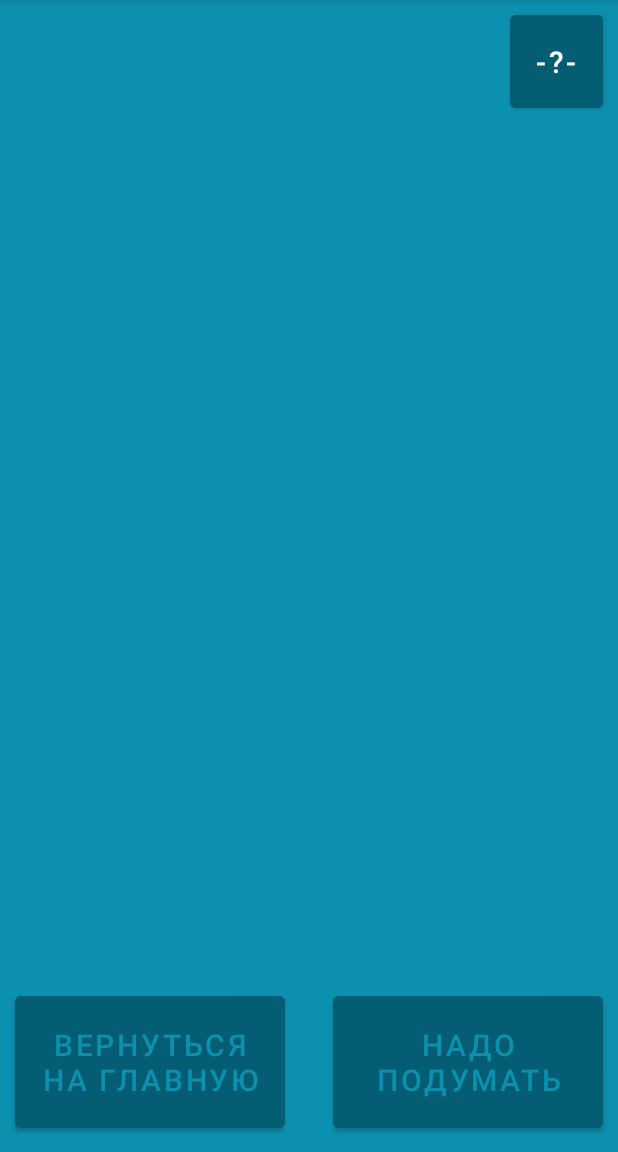
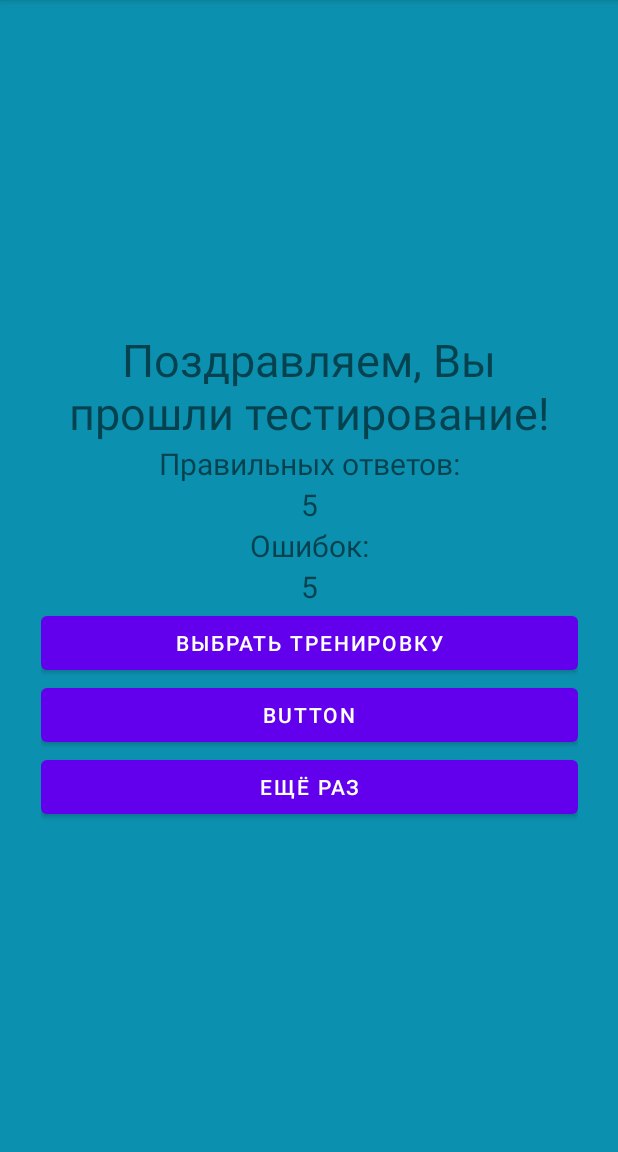
Before and after one commit to Mike-Tigrov/CapitalCountry, an Android app: the Result screen opened directly, with no data from a screen before it, on a phone screen of 412 x 824 dp, the part 84-1236 px from its top. Run offline under Robolectric (Android 15) with nearby library versions, the phone set to English and light mode, and no system bars.

Commit message:
Add some text, add many code and add dialog for regards.

```diff
--- a/app/src/main/AndroidManifest.xml
+++ b/app/src/main/AndroidManifest.xml
@@ -17,7 +17,7 @@
             android:name=".Result"
             android:exported="false" />
         <activity
-            android:name=".Tren_2"
+            android:name=".Tren_20"
             android:exported="false" />
         <activity
             android:name=".Tren1"
--- a/app/src/main/java/mike/kor/capitalcountry/ListTren.java
+++ b/app/src/main/java/mike/kor/capitalcountry/ListTren.java
@@ -32,7 +32,7 @@ public class ListTren extends AppCompatActivity {
         startActivity(intent);
     }
     public void goToTren2 (View v){
-        Intent intent = new Intent(this, Tren_2.class);
+        Intent intent = new Intent(this, Tren_20.class);
         startActivity(intent);
     }
 }
--- a/app/src/main/java/mike/kor/capitalcountry/Result.java
+++ b/app/src/main/java/mike/kor/capitalcountry/Result.java
@@ -3,26 +3,55 @@ package mike.kor.capitalcountry;
 import android.content.Intent;
 import android.os.Bundle;
 import android.view.View;
+import android.widget.TextView;
 
 import androidx.appcompat.app.AppCompatActivity;
 
 public class Result extends AppCompatActivity {
 
+    //Это страница результата. Здесь будет основой текст - поздравление с окончанием теста, 4 пункта и 2 кнопки
+
+//Создаём 2 текстовых поля для вывода числовых значений правильных и неправильных ответов:
+private TextView result_2;
+    private TextView result_4;
+
+//41.1.Создаём 2 переменные для вывода числовых значений правильных и неправильных ответов:
+// num_correct num_incorrect
+    int num_correct;
+    int num_incorrect;
+
     @Override
     protected void onCreate(Bundle savedInstanceState) {
         super.onCreate(savedInstanceState);
         setContentView(R.layout.act_result);
+
+        //42.Инициализируем счётчики правильных и неправильных ответов
+        num_correct = 5;
+        num_incorrect = 5;
+
+        //43.Подключаем виджеты полей @+id/num_correct and @+id/num_incorrect для вывода количества
+// правильных и ошибочных ответов
+        String numCorr = Integer.toString(num_correct);
+        //где result_2 - имя переменной с типом TextView,   result_2 - имя текстового поля в разметке,
+        result_2 = (TextView) findViewById(R.id.result_2);
+        result_2.setText(numCorr);
+
+        String numInCorr = Integer.toString(num_incorrect);
+        result_4 = (TextView) findViewById(R.id.result_4);
+        result_4.setText(numInCorr);
+
     }
     public void countryState(View v){
         Intent intent = new Intent(this, SpisokStran.class);
         startActivity(intent);
     }
-    public void prompt (View v){
-        Intent intent = new Intent(this, Prompt.class);
+
+    public void goToListTren(View v){
+        Intent intent = new Intent(this, ListTren.class);
         startActivity(intent);
     }
-    public void goToMain (View v){
-        Intent intent = new Intent(this, MainActivity.class);
+    public void goToTren20(View v){
+        Intent intent = new Intent(this, Tren_20.class);
         startActivity(intent);
     }
 }
--- a/app/src/main/java/mike/kor/capitalcountry/Tren_2.java
+++ b/app/src/main/java/mike/kor/capitalcountry/Tren_20.java
@@ -1,5 +1,6 @@
 package mike.kor.capitalcountry;
 
+import android.app.Dialog;
 import android.content.Intent;
 import android.os.Bundle;
 import android.view.View;
@@ -13,7 +14,7 @@ import java.util.Random;
 import mike.kor.capitalcountry.model.Capital;
 import mike.kor.capitalcountry.model.Country;
 
-public class Tren_2 extends AppCompatActivity {
+public class Tren_20 extends AppCompatActivity {
 
     //1.Присваиваем кнопке из activity_tren_2.xml значение @+id/roll_button (это на вкладке activity_tren_2.xml)
 //2.Присваиваем текстовому полю из activity_tren_2.xml значение @+id/roll_text (это на вкладке activity_tren_2.xml)
@@ -30,9 +31,7 @@ public class Tren_2 extends AppCompatActivity {
 
     private Button but_cap_4;
 
-    //30.Создаём 2 переменные: количество правильных и неправильных ответов
-    private int correct;
-    private int incorrect;
+    //30.удалено
 
     //Создаём 2 тестовые временные переменные для показа на экран значений, которые выдаёт программа
     private TextView show_1;
@@ -152,7 +151,21 @@ public class Tren_2 extends AppCompatActivity {
         //И добавляем условие, чтобы переменные не дублировались
         int temp_1 = ind_cou;
 
-        //37.удалён
+        //42.Создаём диалоговое окно для вывода результатов прохождения теста
+        //Создали новый диалог, он будет возникать в данной активности
+        Dialog dialog = new Dialog(this);
+        //Разметку окна диалога загружаем из act_result.xml
+        dialog.setContentView(R.layout.act_result);
+
+        //Первый текст, количество правильных ответов, ставим в это поле №1
+                /*
+        TextView text = (TextView) dialog.findViewById(R.id.result_1);
+        //Текст первого поля берём из файла strings
+        text.setText(R.string.result_1);
+
+         */
+
+
 
 
 
@@ -245,6 +258,8 @@ num_incorrect = 0;
         num_incorrect_t = (TextView) findViewById(R.id.num_incorrect);
         num_incorrect_t.setText(numInCorr);
 
+
+
         //Первая кнопка с выбором столицы
         but_cap_1.setOnClickListener(new View.OnClickListener() {
             @Override
@@ -306,14 +321,10 @@ num_incorrect = 0;
 //Окончание тренировки. Суммируем количество правильных и неправильных ответов. И когда получается
 // число = 20, то мы останавливаем тренировку. Выводим на экран, вместо Страны - Поздравление,
 // вместо столиц - количество правильных и неправильных ответов. Но лучше - чтобы было перенаправление на другую страницу с результатом
-if ((num_correct + num_incorrect) == 20) {
-
-        Intent intent = new Intent(Tren_2.java, Result.class);
-        startActivity(intent);
-        finish();
-
-
-}
+                int sum = (num_correct + num_incorrect);
+                if (sum > 5) {
+                    dialog.show();
+                }
 
 
 
--- a/app/src/main/res/layout/act_result.xml
+++ b/app/src/main/res/layout/act_result.xml
@@ -9,48 +9,74 @@
     tools:context=".Result">
 
 
-    <Button
-        android:id="@+id/button_work"
-        android:layout_width="180dp"
-        android:layout_height="100dp"
-        android:layout_marginStart="10dp"
-        android:layout_marginBottom="10dp"
-        android:backgroundTint="@color/ButtonBg"
-        android:onClick="goToMain"
-        android:text="@string/ToMain"
-        android:textColor="@color/BgColor"
-        android:textSize="20sp"
+    <LinearLayout
+        android:layout_width="358dp"
+        android:layout_height="475dp"
+        android:gravity="center"
+        android:orientation="vertical"
         app:layout_constraintBottom_toBottomOf="parent"
-        app:layout_constraintStart_toStartOf="parent" />
+        app:layout_constraintEnd_toEndOf="parent"
+        app:layout_constraintStart_toStartOf="parent"
+        app:layout_constraintTop_toTopOf="parent">
 
-    <Button
-        android:id="@+id/button_prompt"
-        android:layout_width="62dp"
-        android:layout_height="62dp"
-        android:layout_marginTop="10dp"
-        android:layout_marginEnd="10dp"
-        android:backgroundTint="@color/ButtonBg"
-        android:insetTop="0dp"
-        android:insetBottom="0dp"
-        android:onClick="prompt"
-        android:text="@string/ButtonPrompt"
-        android:textColor="@color/white"
-        android:textSize="20sp"
-        app:layout_constraintEnd_toEndOf="parent"
-        app:layout_constraintTop_toTopOf="parent" />
+        <TextView
+            android:id="@+id/result_main"
+            android:layout_width="match_parent"
+            android:layout_height="wrap_content"
+            android:gravity="center"
+            android:text="@string/result_main"
+            android:textSize="30sp" />
 
-    <Button
-        android:id="@+id/button_List_Country"
-        android:layout_width="180dp"
-        android:layout_height="100dp"
-        android:layout_marginEnd="10dp"
-        android:layout_marginBottom="10dp"
-        android:backgroundTint="@color/ButtonBg"
-        android:onClick="countryState"
-        android:text="@string/ButtonStudy"
-        android:textColor="@color/BgColor"
-        android:textSize="20sp"
-        app:layout_constraintBottom_toBottomOf="parent"
-        app:layout_constraintEnd_toEndOf="parent" />
+        <TextView
+            android:id="@+id/result_1"
+            android:layout_width="match_parent"
+            android:layout_height="wrap_content"
+            android:gravity="center"
+            android:text="@string/result_1"
+            android:textSize="20sp" />
+
+        <TextView
+            android:id="@+id/result_2"
+            android:layout_width="match_parent"
+            android:layout_height="wrap_content"
+            android:gravity="center"
+
+            android:textSize="20sp" />
+
+        <TextView
+            android:id="@+id/result_3"
+            android:layout_width="match_parent"
+            android:layout_height="wrap_content"
+            android:gravity="center"
+            android:text="@string/result_3"
+            android:textSize="20sp" />
+
+        <TextView
+            android:id="@+id/result_4"
+            android:layout_width="match_parent"
+            android:layout_height="wrap_content"
+            android:gravity="center"
+
+            android:textSize="20sp" />
+
+        <Button
+            android:id="@+id/button4"
+            android:layout_width="match_parent"
+            android:layout_height="wrap_content"
+            android:text="@string/button_back" />
+
+        <Button
+            android:id="@+id/button5"
+            android:layout_width="match_parent"
+            android:layout_height="wrap_content"
+            android:text="Button" />
+
+        <Button
+            android:id="@+id/button6"
+            android:layout_width="match_parent"
+            android:layout_height="wrap_content"
+            android:text="@string/button_repeat" />
+
+    </LinearLayout>
 
 </androidx.constraintlayout.widget.ConstraintLayout>
--- a/app/src/main/res/layout/activity_country_list.xml
+++ b/app/src/main/res/layout/activity_country_list.xml
@@ -27,7 +27,7 @@
         android:layout_height="100dp"
         android:layout_marginBottom="10dp"
         android:backgroundTint="@color/ButtonBg"
-        android:onClick="goToMain"
+        android:onClick="goToListTren"
         android:text="@string/ToMain"
         android:textColor="#00B8D4"
         android:textSize="20sp"
--- a/app/src/main/res/layout/activity_tren1.xml
+++ b/app/src/main/res/layout/activity_tren1.xml
@@ -48,7 +48,7 @@
         android:layout_marginStart="10dp"
         android:layout_marginBottom="10dp"
         android:backgroundTint="@color/ButtonBg"
-        android:onClick="goToMain"
+        android:onClick="goToListTren"
         android:text="@string/ToMain"
         android:textColor="@color/BgColor"
         android:textSize="20sp"
--- a/app/src/main/res/layout/activity_tren_2.xml
+++ b/app/src/main/res/layout/activity_tren_2.xml
@@ -6,7 +6,7 @@
     android:layout_width="match_parent"
     android:layout_height="match_parent"
     android:background="@color/BgColor"
-    tools:context=".Tren_2">
+    tools:context=".Tren_20">
 
 
     <Button
@@ -16,7 +16,7 @@
         android:layout_marginStart="10dp"
         android:layout_marginBottom="10dp"
         android:backgroundTint="@color/ButtonBg"
-        android:onClick="goToMain"
+        android:onClick="goToListTren"
         android:text="@string/ToMain"
         android:textColor="@color/BgColor"
         android:textSize="20sp"
--- a/app/src/main/res/layout/list_tren.xml
+++ b/app/src/main/res/layout/list_tren.xml
@@ -99,7 +99,7 @@
         android:layout_marginTop="10dp"
         android:backgroundTint="@color/ButtonBg"
         android:gravity="center_horizontal|top"
-        android:onClick="goToTren2"
+        android:onClick="goToTren20"
         android:text="@string/ButtonTren1"
         android:textColor="@color/white"
         android:textSize="20sp"
@@ -145,7 +145,7 @@
         android:layout_marginStart="10dp"
         android:layout_marginBottom="10dp"
         android:backgroundTint="@color/ButtonBg"
-        android:onClick="goToMain"
+        android:onClick="goToListTren"
         android:text="@string/ToMain"
         android:textColor="@color/BgColor"
         android:textSize="20sp"
--- a/app/src/main/res/values/strings.xml
+++ b/app/src/main/res/values/strings.xml
@@ -26,6 +26,15 @@
     <string name="incorrect_answer">Нам жаль, но вы ошиблись...</string>
     <string name="prompt_country">Правильная столица страны:</string>
     <string name="prompt_country_eto"> - это: </string>
+
+    <string name="result_main">Поздравляем, Вы прошли тестирование!</string>
+    <string name="result_1">Правильных ответов:</string>
+    <string name="result_2">Цифра прав.ответов</string>
+    <string name="result_3">Ошибок:</string>
+    <string name="result_4">Цифра ошибок</string>
+    <string name="button_back">Выбрать тренировку</string>
+    <string name="button_knowlege">Ещё раз</string>
+    <string name="button_repeat">Ещё раз</string>
 
     <string name="correct_answer_1">Каждый правильный ответ</string>
     <string name="correct_answer_2">делает Вас</string>
```
